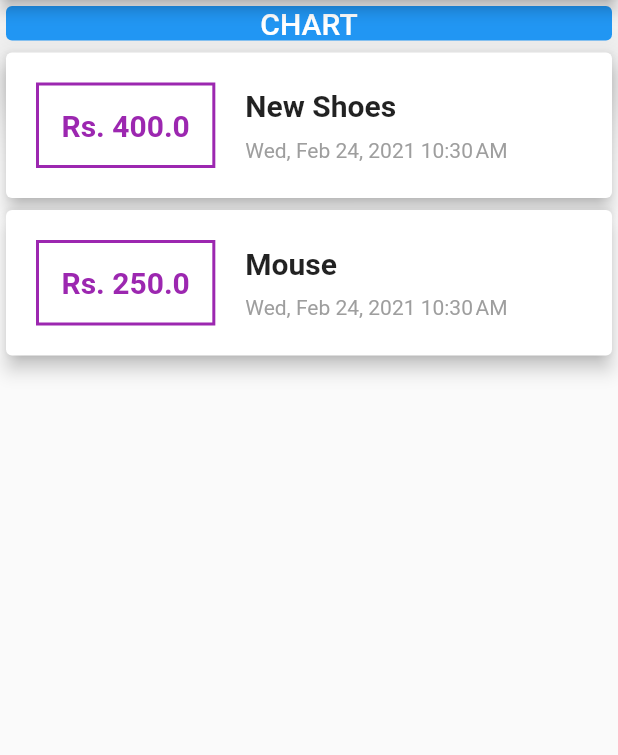
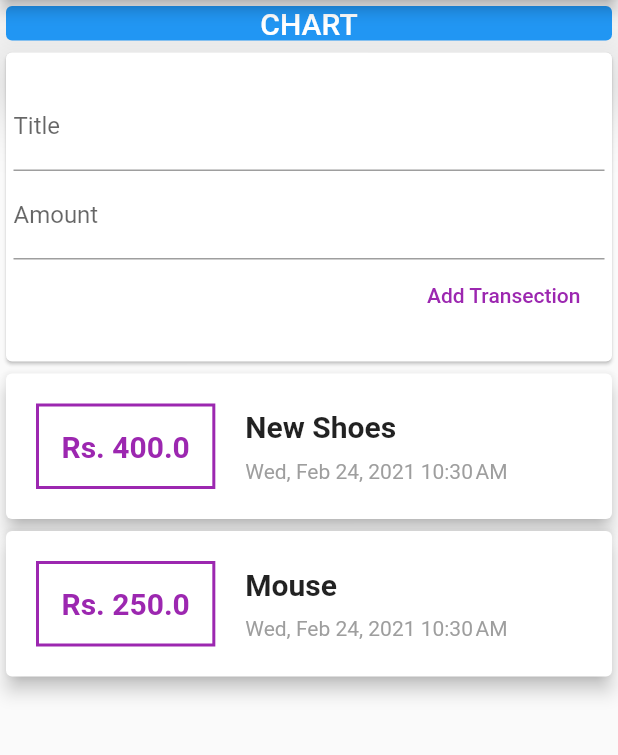
Before and after one commit to IIvexII/Personal_Expense, a Flutter app: the screen it shows after launch, on a phone screen of 412 x 824 dp, the part 84-839 px from its top. Run offline on Flutter 3.47's test engine with Material 2 defaults, Android fonts, the phone set to English and light mode, and no system bars.

Commit message:
Added a form to let user enter the transection title and amount :sparkles:.

```diff
--- a/lib/main.dart
+++ b/lib/main.dart
@@ -1,5 +1,6 @@
 import 'package:flutter/material.dart';
 import 'package:intl/intl.dart';
+
 import './transection.dart';
 
 void main() => runApp(PersonalExpense());
@@ -32,6 +33,9 @@ class MyHomePage extends StatelessWidget {
     )
   ];
 
+  final titleControler = TextEditingController();
+  final amountControler = TextEditingController();
+
   @override
   Widget build(BuildContext context) {
     return Scaffold(
@@ -39,7 +43,6 @@ class MyHomePage extends StatelessWidget {
           title: Text('Personal Expenses'),
         ),
         body: Column(
-          // mainAxisAlignment: MainAxisAlignment.spaceAround,
           crossAxisAlignment: CrossAxisAlignment.stretch,
           children: <Widget>[
             Card(
@@ -53,6 +56,35 @@ class MyHomePage extends StatelessWidget {
                 textAlign: TextAlign.center,
               ),
               elevation: 20,
+            ),
+            Card(
+              child: Container(
+                margin: EdgeInsets.fromLTRB(5, 20, 5, 20),
+                child: Column(
+                  crossAxisAlignment: CrossAxisAlignment.end,
+                  children: <Widget>[
+                    TextField(
+                      decoration: InputDecoration(labelText: 'Title'),
+                      controller: titleControler,
+                    ),
+                    TextField(
+                      decoration: InputDecoration(labelText: 'Amount'),
+                      controller: amountControler,
+                    ),
+                    FlatButton(
+                      child: Text(
+                        'Add Transection',
+                        style: TextStyle(
+                          color: Colors.purple,
+                        ),
+                      ),
+                      onPressed: () {
+                        print(titleControler.text);
+                      },
+                    ),
+                  ],
+                ),
+              ),
             ),
             // List of Transections
             Column(
```
